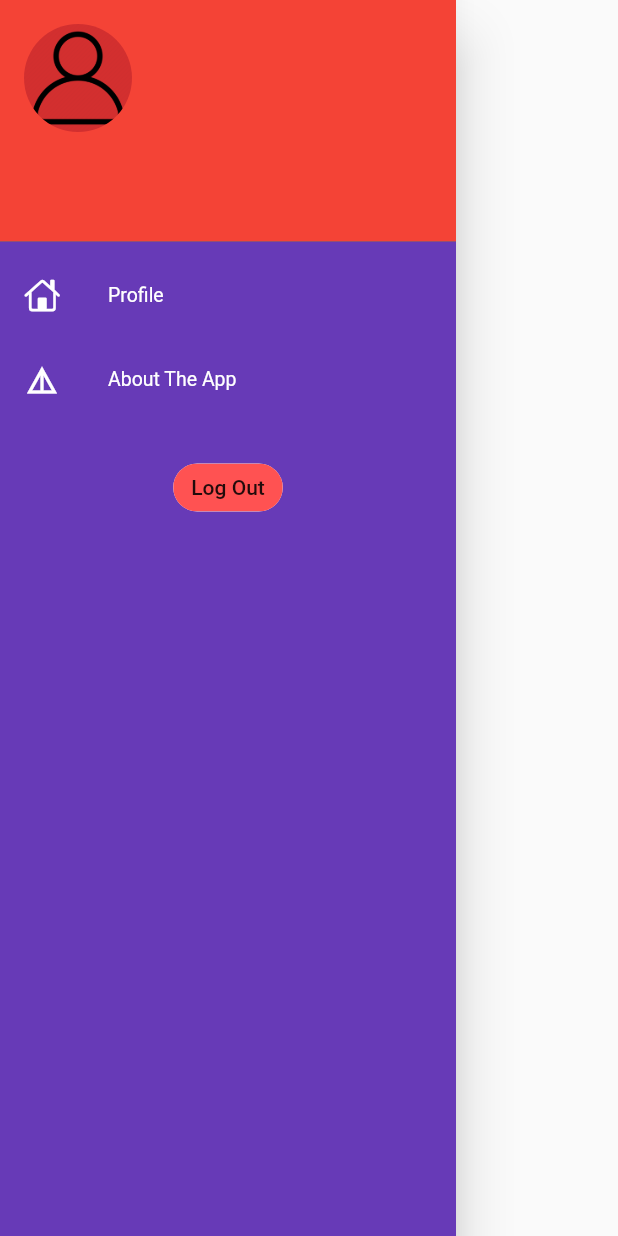
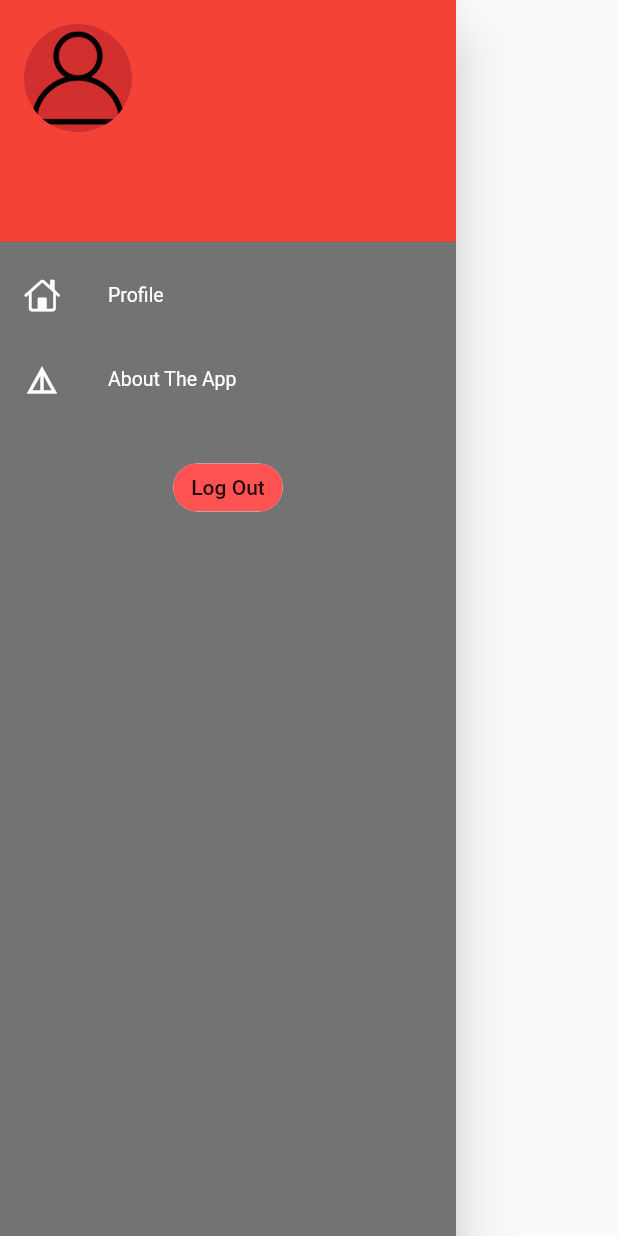
Before and after one commit to Season-of-Code-2022-MDG-Space/business-buddy, a Flutter app: the MyDrawer widget shown alone on an empty page, opened directly, on a phone screen of 412 x 824 dp. Run offline on Flutter 3.47's test engine with Material 2 defaults, Android fonts, the phone set to English and light mode, and no system bars; our stand-ins replace cloud_firestore, firebase_auth, firebase_core, fluttertoast, get, shared_preferences; accounts and stored records are empty.

```diff
--- a/lib/model/user_model.dart
+++ b/lib/model/user_model.dart
@@ -14,9 +14,10 @@ class UserModel {
   String? education;
   String? pastexp;
   String? aboutMe;
+  String? workingHr;
 
-  UserModel({
-    this.uid,
+  UserModel(
+      {this.uid,
       this.email,
       this.firstName,
       this.lastName,
@@ -29,7 +30,7 @@ class UserModel {
       this.education,
       this.pastexp,
       this.aboutMe,
-  });
+      this.workingHr});
 //taking data from server
   factory UserModel.fromMap(map) {
     return UserModel(
@@ -46,7 +47,7 @@ class UserModel {
         education: map['education'],
         pastexp: map['pastexp'],
         aboutMe: map['aboutMe'],
-    );
+        workingHr: map["workingHr"]);
   }
 //sending data to server
 
@@ -64,7 +65,8 @@ class UserModel {
       'education': education,
       'pastexp': pastexp,
       'aboutMe': aboutMe,
-      'contact': contact
+      'contact': contact,
+      "workingHr": workingHr
     };
   }
 }
--- a/lib/pages/suggestion_page.dart
+++ b/lib/pages/suggestion_page.dart
@@ -229,7 +229,7 @@ class _SuggestionPageState extends State<SuggestionPage> {
                                     Text(
                                       "          & " +
                                           snapshot.data!.docs[index]
-                                              ['education'],
+                                              ['workingHr'],
                                       style: const TextStyle(
                                           fontSize: 18.0,
                                           color:
--- a/lib/wigets/drawer.dart
+++ b/lib/wigets/drawer.dart
@@ -35,32 +35,30 @@ class _MyDrawerState extends State<MyDrawer> {
   Widget build(BuildContext context) {
     return Drawer(
       child: Container(
-        color: Colors.deepPurple,
+        color: Colors.black54,
         child: ListView(
           children: [
             DrawerHeader(
-                decoration: BoxDecoration(color: Colors.blue),
-                padding: EdgeInsets.all(0),
+                decoration: const BoxDecoration(color: Colors.red),
+                padding: const EdgeInsets.all(0),
                 child: UserAccountsDrawerHeader(
                     margin: EdgeInsets.zero,
                     accountName: Text(
                         "${userModel.firstName} " " ${userModel.lastName}"),
                     // ignore: prefer_const_constructors
                     accountEmail: Text("${userModel.email}"),
-                    currentAccountPicture: CircleAvatar(
+                    currentAccountPicture: const CircleAvatar(
                       backgroundImage: AssetImage("assets/images/p6.png"),
-                    )
-                    // Image.asset("assets/images/lap_back5.jpg"),
-                    )),
+                    ))),
             ListTile(
               onTap: () {
                 Navigator.pushNamed(context, "/dash");
               },
-              leading: Icon(
+              leading: const Icon(
                 CupertinoIcons.home,
                 color: Colors.white,
               ),
-              title: Text(
+              title: const Text(
                 "Profile",
                 style: TextStyle(fontSize: 13, color: Colors.white),
               ),
@@ -69,21 +67,21 @@ class _MyDrawerState extends State<MyDrawer> {
               onTap: () {
                 Navigator.pushNamed(context, "/about");
               },
-              leading: Icon(
+              leading: const Icon(
                 Icons.details,
                 color: Colors.white,
               ),
-              title: Text(
+              title: const Text(
                 "About The App",
                 style: TextStyle(fontSize: 13, color: Colors.white),
               ),
             ),
-            SizedBox(
+            const SizedBox(
               height: 20,
             ),
             ActionChip(
                 backgroundColor: Colors.redAccent,
-                label: Text("Log Out"),
+                label: const Text("Log Out"),
                 onPressed: () {
                   logout(context);
                 })
@@ -96,6 +94,6 @@ class _MyDrawerState extends State<MyDrawer> {
   Future<void> logout(BuildContext context) async {
     await FirebaseAuth.instance.signOut();
     Navigator.of(context).pushReplacement(
-        MaterialPageRoute(builder: (context) => LoginScreen()));
+        MaterialPageRoute(builder: (context) => const LoginScreen()));
   }
 }
```
Also changed, not shown: lib/pages/chat_search.dart (+11 -6 lines), lib/pages/reg_page.dart (+44 -7 lines). Lines whose indentation alone changed are shown as unchanged.
